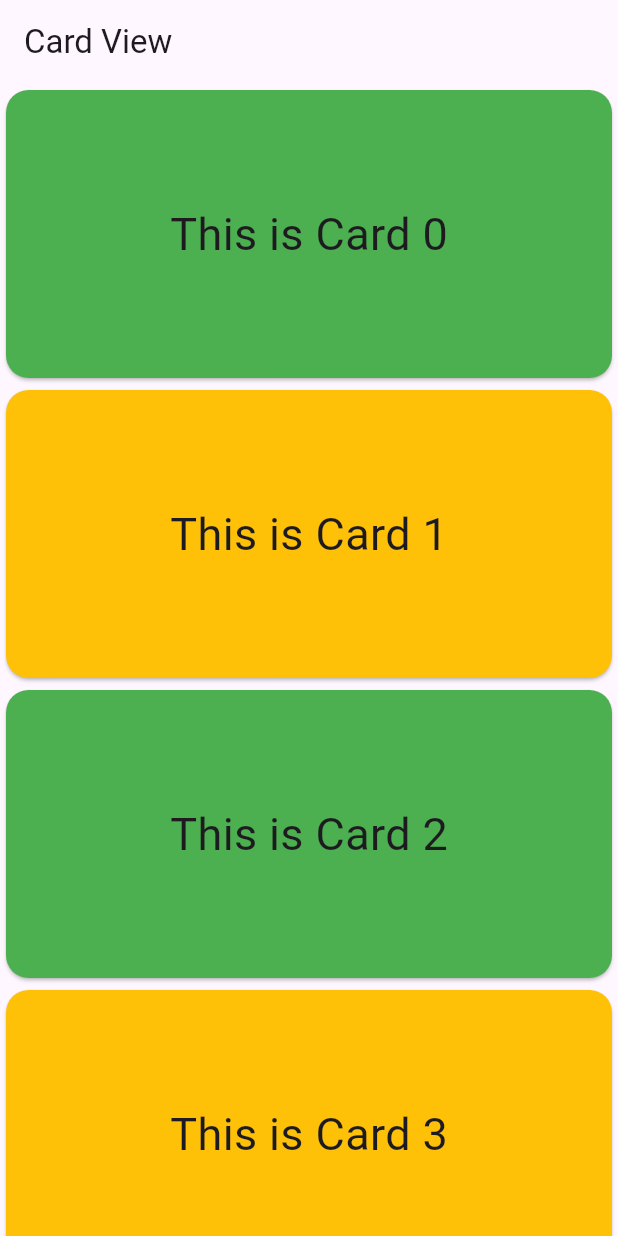
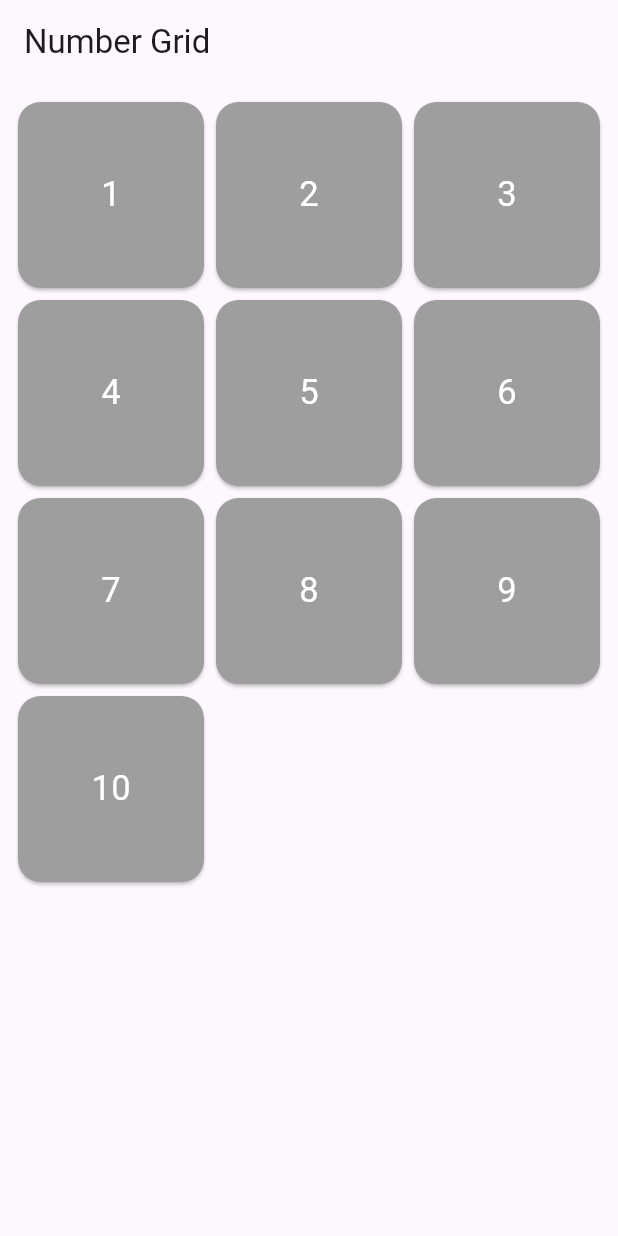
Before and after one commit to Binod222/flutter_final_project_, a Flutter app: the screen it shows after launch, on a phone screen of 412 x 824 dp. Run offline on Flutter 3.47's test engine with Material 3 defaults, Android fonts, the phone set to English and light mode, and no system bars.

Commit message:
grid view

```diff
--- a/lib/app.dart
+++ b/lib/app.dart
@@ -1,5 +1,5 @@
 import 'package:flutter/material.dart';
-import 'package:flutter_first_project/view/dynamic_card_view.dart';
+import 'package:flutter_first_project/view/grid_view.dart';
 
 class MyApp extends StatelessWidget {
   const MyApp({super.key});
@@ -8,7 +8,7 @@ class MyApp extends StatelessWidget {
   Widget build(BuildContext context) {
     return const MaterialApp(
       debugShowCheckedModeBanner: false,
-      home: DynamicCardView(),
+      home: MyGridView(),
     );
   }
 }
--- /dev/null
+++ b/lib/view/grid_view.dart
@@ -0,0 +1,38 @@
+import 'package:flutter/material.dart';
+
+class MyGridView extends StatelessWidget {
+  const MyGridView({super.key});
+
+  @override
+  Widget build(BuildContext context) {
+    return Scaffold(
+      appBar: AppBar(
+        title: const Text("Number Grid"),
+      ),
+      body: SafeArea(
+          child: Padding(
+        padding: const EdgeInsets.all(8.0),
+        child: GridView.count(
+          crossAxisCount: 3,
+          children: [
+            for (int i = 1; i <= 10; i++) ...{
+              SizedBox(
+                  height: 100,
+                  width: 100,
+                  child: Card(
+                    color: Colors.grey,
+                    shape: RoundedRectangleBorder(
+                        borderRadius: BorderRadius.circular(15)),
+                    child: Center(
+                        child: Text(
+                      '$i',
+                      style: const TextStyle(fontSize: 23, color: Colors.white),
+                    )),
+                  )),
+            }
+          ],
+        ),
+      )),
+    );
+  }
+}
```
